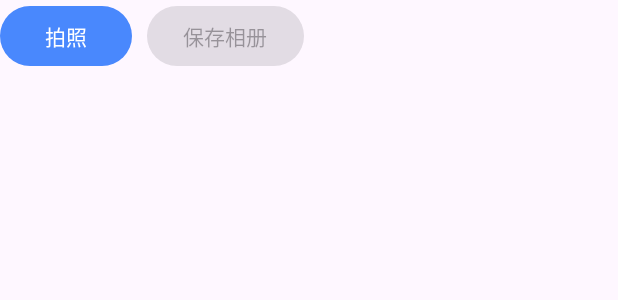
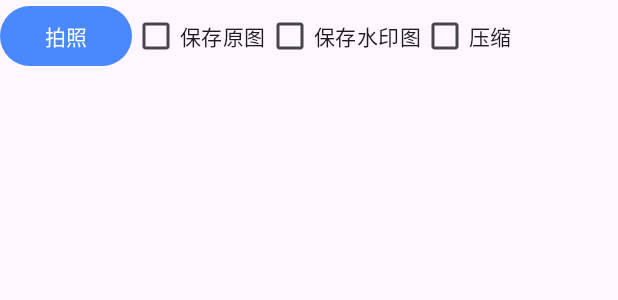
Before and after one commit to du-xiaolong/AndroidScaffold, an Android app built with Jetpack Compose: the layout activity_water_marker_camera.xml on its own in the app's theme, with its tools: preview values and no code run, on a phone screen of 412 x 824 dp. Shown: the top 300 px of the screen. Run offline under Robolectric (Android 15) with nearby library versions, the phone set to English and light mode, and no system bars.

Commit message:
水印相机

```diff
--- a/app/src/main/res/layout/activity_water_marker_camera.xml
+++ b/app/src/main/res/layout/activity_water_marker_camera.xml
@@ -12,15 +12,33 @@
         app:layout_constraintStart_toStartOf="parent"
         app:layout_constraintTop_toTopOf="parent" />
 
-    <com.google.android.material.button.MaterialButton
-        android:id="@+id/btn_save_file_to_public"
+    <CheckBox
+        android:id="@+id/chk_save_origin"
         android:layout_width="wrap_content"
         android:layout_height="wrap_content"
-        android:layout_marginStart="10dp"
-        android:enabled="false"
-        android:text="保存相册"
-        app:layout_constraintBaseline_toBaselineOf="@id/btn_camera"
-        app:layout_constraintStart_toEndOf="@id/btn_camera" />
+        android:text="保存原图"
+        app:layout_constraintBottom_toBottomOf="@id/btn_camera"
+        app:layout_constraintStart_toEndOf="@id/btn_camera"
+        app:layout_constraintTop_toTopOf="@id/btn_camera" />
+
+    <CheckBox
+        android:id="@+id/chk_save_water"
+        android:layout_width="wrap_content"
+        android:layout_height="wrap_content"
+        android:text="保存水印图"
+        app:layout_constraintBottom_toBottomOf="@id/chk_save_origin"
+        app:layout_constraintStart_toEndOf="@id/chk_save_origin"
+        app:layout_constraintTop_toTopOf="@id/chk_save_origin" />
+
+    <CheckBox
+        android:id="@+id/chk_compress"
+        android:layout_width="wrap_content"
+        android:layout_height="wrap_content"
+        android:text="压缩"
+        app:layout_constraintBottom_toBottomOf="@id/chk_save_water"
+        app:layout_constraintStart_toEndOf="@+id/chk_save_water"
+        app:layout_constraintTop_toTopOf="@id/chk_save_water" />
+
 
     <ImageView
         android:id="@+id/iv_preview"
```
Also changed, not shown: app/src/main/java/com/dxl/androidscaffold/ui/waterMarkerCamera/WaterMarkerCameraActivity.kt (+81 -8 lines).
